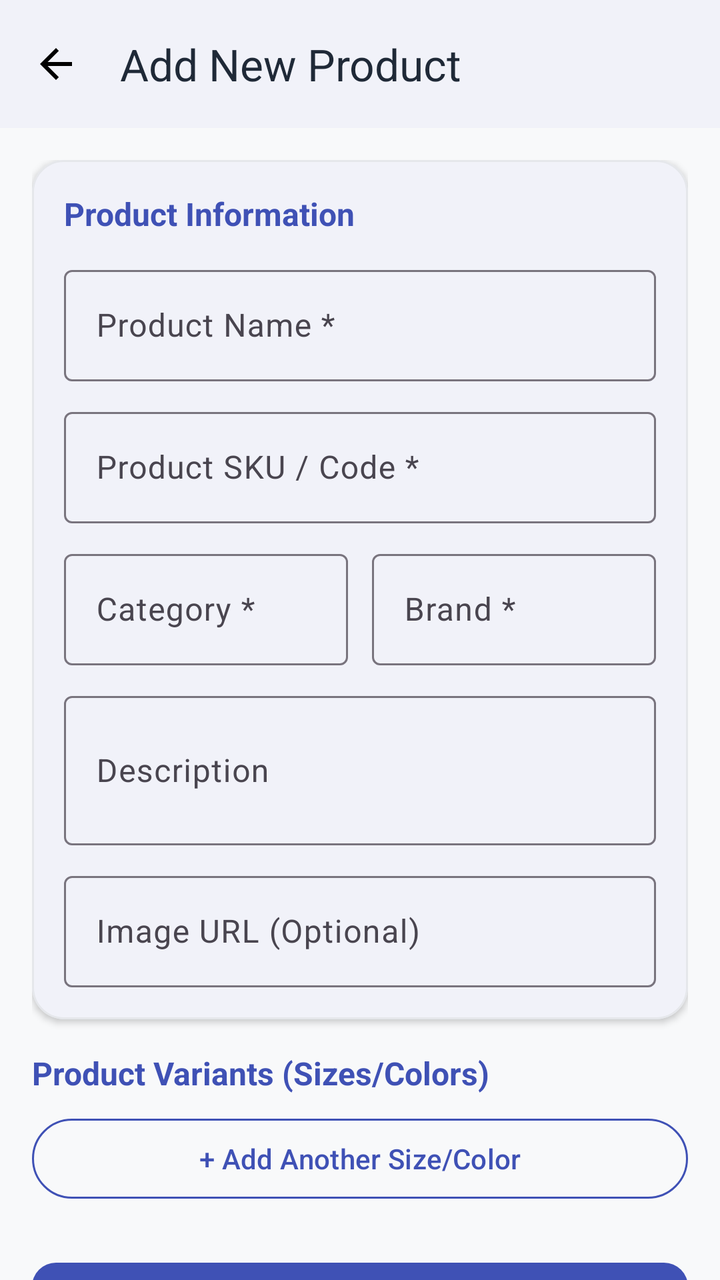
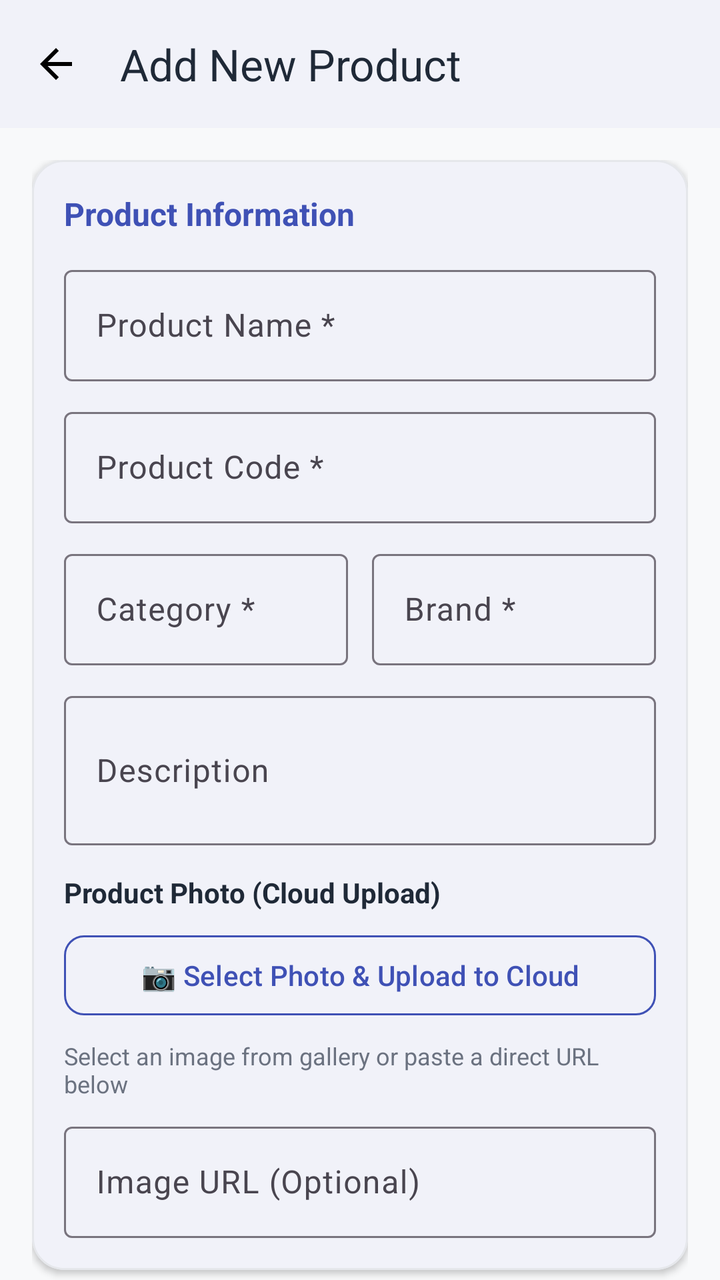

Before-and-after screenshots of an Android layout around one commit, followed by the original layout XML and the change that was made.
<!-- AndroidManifest.xml: application theme Theme.RetailSellerApp -->
<!-- res/layout/activity_add_product.xml -->
<?xml version="1.0" encoding="utf-8"?>
<LinearLayout xmlns:android="http://schemas.android.com/apk/res/android"
    xmlns:app="http://schemas.android.com/apk/res-auto"
    android:layout_width="match_parent"
    android:layout_height="match_parent"
    android:background="@color/bg_soft_gray"
    android:orientation="vertical">

    
    <com.google.android.material.appbar.MaterialToolbar
        android:id="@+id/toolbar_add_product"
        android:layout_width="match_parent"
        android:layout_height="?attr/actionBarSize"
        android:background="@color/surface_white"
        android:elevation="2dp"
        app:navigationIcon="@drawable/ic_arrow_back"
        app:title="@string/title_add_product"
        app:titleTextColor="@color/text_primary" />

    <androidx.core.widget.NestedScrollView
        android:layout_width="match_parent"
        android:layout_height="0dp"
        android:layout_weight="1"
        android:fillViewport="true">

        <LinearLayout
            android:layout_width="match_parent"
            android:layout_height="wrap_content"
            android:orientation="vertical"
            android:padding="16dp">

            
            <com.google.android.material.card.MaterialCardView
                style="@style/Widget.App.CardView"
                android:layout_width="match_parent"
                android:layout_height="wrap_content"
                android:layout_marginBottom="16dp">

                <LinearLayout
                    android:layout_width="match_parent"
                    android:layout_height="wrap_content"
                    android:orientation="vertical"
                    android:padding="16dp">

                    <TextView
                        android:layout_width="wrap_content"
                        android:layout_height="wrap_content"
                        android:layout_marginBottom="12dp"
                        android:text="@string/product_info_section"
                        android:textColor="@color/indigo_primary"
                        android:textSize="16sp"
                        android:textStyle="bold" />

                    
                    <com.google.android.material.textfield.TextInputLayout
                        style="@style/Widget.Material3.TextInputLayout.OutlinedBox"
                        android:layout_width="match_parent"
                        android:layout_height="wrap_content"
                        android:layout_marginBottom="10dp"
                        android:hint="@string/hint_product_name">

                        <com.google.android.material.textfield.TextInputEditText
                            android:id="@+id/et_product_name"
                            android:layout_width="match_parent"
                            android:layout_height="wrap_content"
                            android:inputType="textCapWords" />
                    </com.google.android.material.textfield.TextInputLayout>

                    
                    <com.google.android.material.textfield.TextInputLayout
                        style="@style/Widget.Material3.TextInputLayout.OutlinedBox"
                        android:layout_width="match_parent"
                        android:layout_height="wrap_content"
                        android:layout_marginBottom="10dp"
                        android:hint="@string/hint_product_sku">

                        <com.google.android.material.textfield.TextInputEditText
                            android:id="@+id/et_product_sku"
                            android:layout_width="match_parent"
                            android:layout_height="wrap_content"
                            android:inputType="textCapCharacters" />
                    </com.google.android.material.textfield.TextInputLayout>

                    
                    <LinearLayout
                        android:layout_width="match_parent"
                        android:layout_height="wrap_content"
                        android:baselineAligned="false"
                        android:orientation="horizontal">

                        <com.google.android.material.textfield.TextInputLayout
                            style="@style/Widget.Material3.TextInputLayout.OutlinedBox"
                            android:layout_width="0dp"
                            android:layout_height="wrap_content"
                            android:layout_weight="1"
                            android:layout_marginEnd="6dp"
                            android:layout_marginBottom="10dp"
                            android:hint="@string/hint_category">

                            <com.google.android.material.textfield.TextInputEditText
                                android:id="@+id/et_category"
                                android:layout_width="match_parent"
                                android:layout_height="wrap_content"
                                android:inputType="textCapWords" />
                        </com.google.android.material.textfield.TextInputLayout>

                        <com.google.android.material.textfield.TextInputLayout
                            style="@style/Widget.Material3.TextInputLayout.OutlinedBox"
                            android:layout_width="0dp"
                            android:layout_height="wrap_content"
                            android:layout_weight="1"
                            android:layout_marginStart="6dp"
                            android:layout_marginBottom="10dp"
                            android:hint="@string/hint_brand">

                            <com.google.android.material.textfield.TextInputEditText
                                android:id="@+id/et_brand"
                                android:layout_width="match_parent"
                                android:layout_height="wrap_content"
                                android:inputType="textCapWords" />
                        </com.google.android.material.textfield.TextInputLayout>
                    </LinearLayout>

                    
                    <com.google.android.material.textfield.TextInputLayout
                        style="@style/Widget.Material3.TextInputLayout.OutlinedBox"
                        android:layout_width="match_parent"
                        android:layout_height="wrap_content"
                        android:layout_marginBottom="10dp"
                        android:hint="@string/hint_description">

                        <com.google.android.material.textfield.TextInputEditText
                            android:id="@+id/et_description"
                            android:layout_width="match_parent"
                            android:layout_height="wrap_content"
                            android:inputType="textMultiLine"
                            android:minLines="2" />
                    </com.google.android.material.textfield.TextInputLayout>

                    
                    <com.google.android.material.textfield.TextInputLayout
                        style="@style/Widget.Material3.TextInputLayout.OutlinedBox"
                        android:layout_width="match_parent"
                        android:layout_height="wrap_content"
                        android:hint="@string/hint_image_url">

                        <com.google.android.material.textfield.TextInputEditText
                            android:id="@+id/et_image_url"
                            android:layout_width="match_parent"
                            android:layout_height="wrap_content"
                            android:inputType="textUri" />
                    </com.google.android.material.textfield.TextInputLayout>

                </LinearLayout>
            </com.google.android.material.card.MaterialCardView>

            
            <TextView
                android:layout_width="wrap_content"
                android:layout_height="wrap_content"
                android:layout_marginBottom="8dp"
                android:text="Product Variants (Sizes/Colors)"
                android:textColor="@color/indigo_primary"
                android:textSize="16sp"
                android:textStyle="bold" />

            
            <LinearLayout
                android:id="@+id/layout_variants_container"
                android:layout_width="match_parent"
                android:layout_height="wrap_content"
                android:orientation="vertical" />

            <com.google.android.material.button.MaterialButton
                android:id="@+id/btn_add_variant"
                style="@style/Widget.Material3.Button.OutlinedButton"
                android:layout_width="match_parent"
                android:layout_height="wrap_content"
                android:layout_marginBottom="24dp"
                android:text="+ Add Another Size/Color"
                android:textColor="@color/indigo_primary"
                app:strokeColor="@color/indigo_primary" />

            
            <FrameLayout
                android:layout_width="match_parent"
                android:layout_height="wrap_content">

                <com.google.android.material.button.MaterialButton
                    android:id="@+id/btn_save_product"
                    android:layout_width="match_parent"
                    android:layout_height="56dp"
                    android:text="@string/btn_save_product"
                    android:textAllCaps="false"
                    android:textSize="16sp"
                    android:textStyle="bold"
                    app:backgroundTint="@color/indigo_primary"
                    app:cornerRadius="12dp" />

                <ProgressBar
                    android:id="@+id/add_product_progress"
                    android:layout_width="wrap_content"
                    android:layout_height="wrap_content"
                    android:layout_gravity="center"
                    android:visibility="gone" />
            </FrameLayout>

        </LinearLayout>
    </androidx.core.widget.NestedScrollView>

</LinearLayout>
<!-- resources referenced by this layout -->
<resources>
  <color name="bg_soft_gray">#F8F9FA</color>
  <color name="indigo_primary">#3F51B5</color>
  <color name="surface_white">#FFFFFF</color>
  <color name="text_primary">#1F2937</color>
  <!-- drawable ic_arrow_back (drawable) -->
  <vector xmlns:android="http://schemas.android.com/apk/res/android"
      android:width="24dp"
      android:height="24dp"
      android:viewportWidth="24"
      android:viewportHeight="24">
      <path
          android:fillColor="#FF000000"
          android:pathData="M20,11H7.83l5.59,-5.59L12,4l-8,8 8,8 1.41,-1.41L7.83,13H20v-2z"/>
  </vector>
  <string name="btn_save_product">Create Product</string>
  <string name="hint_brand">Brand *</string>
  <string name="hint_category">Category *</string>
  <string name="hint_description">Description</string>
  <string name="hint_image_url">Image URL (Optional)</string>
  <string name="hint_product_name">Product Name *</string>
  <string name="hint_product_sku">Product SKU / Code *</string>
  <string name="product_info_section">Product Information</string>
  <string name="title_add_product">Add New Product</string>
  <style name="Widget.App.CardView" parent="Widget.Material3.CardView.Elevated">
          <item name="cardCornerRadius">16dp</item>
          <item name="cardElevation">2dp</item>
          <item name="strokeWidth">1dp</item>
          <item name="strokeColor">@color/card_stroke</item>
          <item name="cardBackgroundColor">@color/surface_white</item>
      </style>
  <style name="Theme.RetailSellerApp" parent="Base.Theme.RetailSellerApp" />
  <color name="card_stroke">#E5E7EB</color>
  <style name="Base.Theme.RetailSellerApp" parent="Theme.Material3.DayNight.NoActionBar">
          <item name="colorPrimary">@color/indigo_primary</item>
          <item name="colorOnPrimary">@color/white</item>
          <item name="colorPrimaryContainer">@color/indigo_light</item>
          <item name="colorOnPrimaryContainer">@color/indigo_dark</item>
  
          <item name="colorSecondary">@color/emerald_accent</item>
          <item name="colorOnSecondary">@color/white</item>
          <item name="colorSecondaryContainer">@color/emerald_light</item>
          <item name="colorOnSecondaryContainer">@color/emerald_dark</item>
  
          <item name="android:windowBackground">@color/bg_soft_gray</item>
          <item name="colorSurface">@color/surface_white</item>
          <item name="colorOnSurface">@color/text_primary</item>
  
          <item name="materialCardViewStyle">@style/Widget.App.CardView</item>
      </style>
  <color name="white">#FFFFFFFF</color>
  <color name="indigo_light">#E8EAF6</color>
  <color name="indigo_dark">#303F9F</color>
  <color name="emerald_accent">#4CAF50</color>
  <color name="emerald_light">#E8F5E9</color>
  <color name="emerald_dark">#388E3C</color>
</resources>

<!-- the commit's change to res/layout/activity_add_product.xml (unified diff, before → after) -->
@@ -92,9 +92,9 @@
                             style="@style/Widget.Material3.TextInputLayout.OutlinedBox"
                             android:layout_width="0dp"
                             android:layout_height="wrap_content"
-                            android:layout_weight="1"
                             android:layout_marginEnd="6dp"
                             android:layout_marginBottom="10dp"
+                            android:layout_weight="1"
                             android:hint="@string/hint_category">
 
                             <com.google.android.material.textfield.TextInputEditText
@@ -108,9 +108,9 @@
                             style="@style/Widget.Material3.TextInputLayout.OutlinedBox"
                             android:layout_width="0dp"
                             android:layout_height="wrap_content"
-                            android:layout_weight="1"
                             android:layout_marginStart="6dp"
                             android:layout_marginBottom="10dp"
+                            android:layout_weight="1"
                             android:hint="@string/hint_brand">
 
                             <com.google.android.material.textfield.TextInputEditText
@@ -126,7 +126,7 @@
                         style="@style/Widget.Material3.TextInputLayout.OutlinedBox"
                         android:layout_width="match_parent"
                         android:layout_height="wrap_content"
-                        android:layout_marginBottom="10dp"
+                        android:layout_marginBottom="14dp"
                         android:hint="@string/hint_description">
 
                         <com.google.android.material.textfield.TextInputEditText
@@ -136,6 +136,62 @@
                             android:inputType="textMultiLine"
                             android:minLines="2" />
                     </com.google.android.material.textfield.TextInputLayout>
+
+                    
+                    <TextView
+                        android:layout_width="wrap_content"
+                        android:layout_height="wrap_content"
+                        android:layout_marginBottom="8dp"
+                        android:text="Product Photo (Cloud Upload)"
+                        android:textColor="@color/text_primary"
+                        android:textSize="14sp"
+                        android:textStyle="bold" />
+
+                    <ImageView
+                        android:id="@+id/iv_product_preview"
+                        android:layout_width="match_parent"
+                        android:layout_height="180dp"
+                        android:layout_marginBottom="10dp"
+                        android:background="@drawable/bg_chip"
+                        android:contentDescription="Product Photo Preview"
+                        android:scaleType="centerCrop"
+                        android:visibility="gone" />
+
+                    <LinearLayout
+                        android:layout_width="match_parent"
+                        android:layout_height="wrap_content"
+                        android:layout_marginBottom="8dp"
+                        android:gravity="center_vertical"
+                        android:orientation="horizontal">
+
+                        <com.google.android.material.button.MaterialButton
+                            android:id="@+id/btn_pick_image"
+                            style="@style/Widget.Material3.Button.OutlinedButton"
+                            android:layout_width="0dp"
+                            android:layout_height="48dp"
+                            android:layout_weight="1"
+                            android:text="📷 Select Photo &amp; Upload to Cloud"
+                            android:textAllCaps="false"
+                            android:textColor="@color/indigo_primary"
+                            app:cornerRadius="10dp"
+                            app:strokeColor="@color/indigo_primary" />
+
+                        <ProgressBar
+                            android:id="@+id/image_upload_progress"
+                            android:layout_width="28dp"
+                            android:layout_height="28dp"
+                            android:layout_marginStart="10dp"
+                            android:visibility="gone" />
+                    </LinearLayout>
+
+                    <TextView
+                        android:id="@+id/tv_upload_status"
+                        android:layout_width="match_parent"
+                        android:layout_height="wrap_content"
+                        android:layout_marginBottom="8dp"
+                        android:text="Select an image from gallery or paste a direct URL below"
+                        android:textColor="@color/text_secondary"
+                        android:textSize="12sp" />
 
                     
                     <com.google.android.material.textfield.TextInputLayout
@@ -164,7 +220,6 @@
                 android:textSize="16sp"
                 android:textStyle="bold" />
 
-            
             <LinearLayout
                 android:id="@+id/layout_variants_container"
                 android:layout_width="match_parent"
<!-- resource entries referenced after the edit -->
@@ -4,6 +4,17 @@
   <color name="indigo_primary">#3F51B5</color>
   <color name="surface_white">#FFFFFF</color>
   <color name="text_primary">#1F2937</color>
+  <color name="text_secondary">#6B7280</color>
+  <!-- drawable bg_chip (drawable) -->
+  <?xml version="1.0" encoding="utf-8"?>
+  <shape xmlns:android="http://schemas.android.com/apk/res/android"
+      android:shape="rectangle">
+      <solid android:color="@color/indigo_50" />
+      <corners android:radius="8dp" />
+      <stroke
+          android:width="1dp"
+          android:color="@color/indigo_light" />
+  </shape>
   <!-- drawable ic_arrow_back (drawable) -->
   <vector xmlns:android="http://schemas.android.com/apk/res/android"
       android:width="24dp"
@@ -14,13 +25,13 @@
           android:fillColor="#FF000000"
           android:pathData="M20,11H7.83l5.59,-5.59L12,4l-8,8 8,8 1.41,-1.41L7.83,13H20v-2z"/>
   </vector>
-  <string name="btn_save_product">Create Product</string>
+  <string name="btn_save_product">Save Product</string>
   <string name="hint_brand">Brand *</string>
   <string name="hint_category">Category *</string>
   <string name="hint_description">Description</string>
   <string name="hint_image_url">Image URL (Optional)</string>
   <string name="hint_product_name">Product Name *</string>
-  <string name="hint_product_sku">Product SKU / Code *</string>
+  <string name="hint_product_sku">Product Code *</string>
   <string name="product_info_section">Product Information</string>
   <string name="title_add_product">Add New Product</string>
   <style name="Widget.App.CardView" parent="Widget.Material3.CardView.Elevated">
@@ -31,6 +42,7 @@
           <item name="cardBackgroundColor">@color/surface_white</item>
       </style>
   <style name="Theme.RetailSellerApp" parent="Base.Theme.RetailSellerApp" />
+  <color name="indigo_50">#EEF2FF</color>
   <color name="card_stroke">#E5E7EB</color>
   <style name="Base.Theme.RetailSellerApp" parent="Theme.Material3.DayNight.NoActionBar">
           <item name="colorPrimary">@color/indigo_primary</item>
